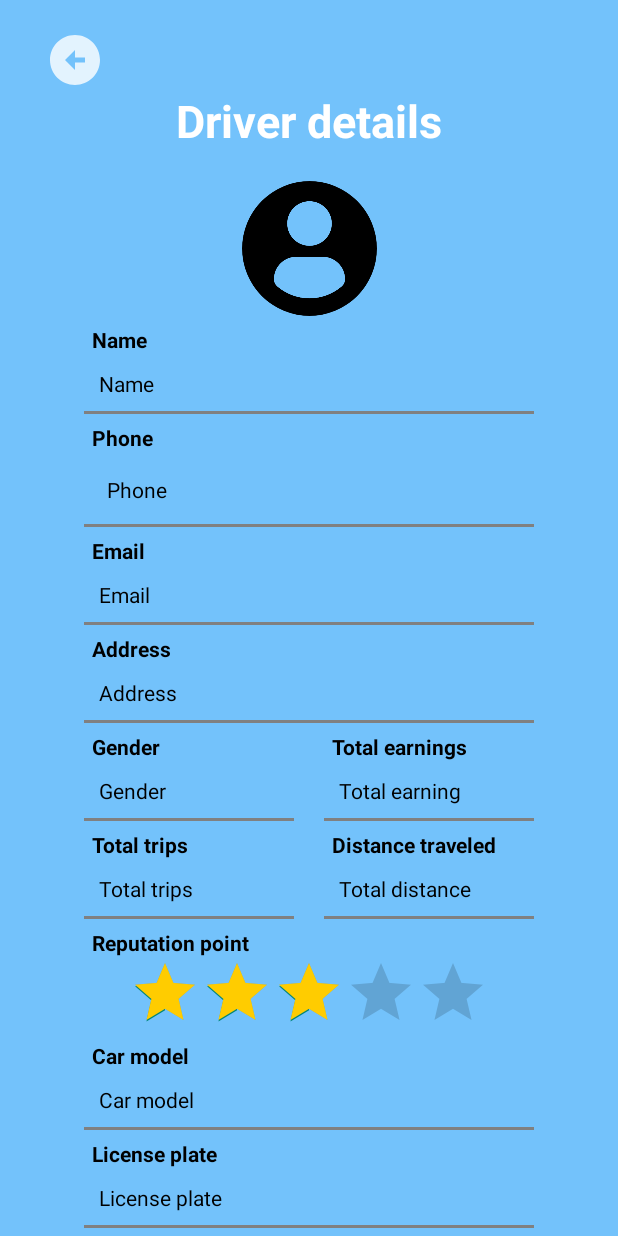
After one commit to PhucTranS3924715/COSC2657-Assignment3, an Android app: the ViewDriverDetailActivity screen opened directly, with no data from a screen before it, on a phone screen of 412 x 824 dp. The commit adds this screen. Run offline under Robolectric (Android 15) with nearby library versions, the phone set to English and light mode, and no system bars; 11 statements that could not run were skipped.

Commit message:
Implement view customers and drivers details for Admin

```diff
--- a/app/src/main/java/com/example/assignment3/MessageActivity.java
+++ b/app/src/main/java/com/example/assignment3/MessageActivity.java
@@ -65,7 +65,7 @@ public class MessageActivity extends AppCompatActivity {
 
         // Set name and picture for other user currently chatting with
         userName.setText(receiverUser.getName());
-        // TODO: Set user's picture
+        // TODO: Set user's profile picture
 
         // Implement on send message button
         binding.layoutSend.setOnClickListener(v -> {
--- /dev/null
+++ b/app/src/main/java/com/example/assignment3/ViewDriverDetailActivity.java
@@ -0,0 +1,54 @@
+package com.example.assignment3;
+
+import android.os.Bundle;
+import android.widget.ImageView;
+import android.widget.RatingBar;
+import android.widget.TextView;
+
+import androidx.appcompat.app.AppCompatActivity;
+
+import com.example.assignment3.databinding.ActivityViewDriverDetailBinding;
+import com.google.android.material.imageview.ShapeableImageView;
+
+public class ViewDriverDetailActivity extends AppCompatActivity {
+    private ActivityViewDriverDetailBinding binding;
+
+    @Override
+    protected void onCreate(Bundle savedInstanceState) {
+        super.onCreate(savedInstanceState);
+        binding = ActivityViewDriverDetailBinding.inflate(getLayoutInflater());
+        setContentView(binding.getRoot());
+
+        Driver driver = (Driver) getIntent().getSerializableExtra("driver");
+
+        ShapeableImageView profilePicture = binding.driverProfilePicture;
+        TextView nameText = binding.nameText;
+        TextView phoneText = binding.phoneText;
+        TextView emailText = binding.emailText;
+        TextView addressText = binding.addressText;
+        TextView gender = binding.genderText;
+        TextView totalEarningText = binding.earningText;
+        TextView totalTripText = binding.totalTripText;
+        TextView totalDistanceText = binding.totalDistanceText;
+        RatingBar reputationPoint = binding.reputationPoint;
+        TextView carModelText = binding.carModelText;
+        TextView licensePlate = binding.licensePlateText;
+
+        assert driver != null;
+        // TODO: Set driver profile picture
+        nameText.setText(driver.getName());
+        phoneText.setText(driver.getPhone());
+        emailText.setText(driver.getEmail());
+        addressText.setText(driver.getAddress());
+        gender.setText(driver.getGender());
+        totalEarningText.setText(String.valueOf(driver.getEarning()));
+        totalTripText.setText(String.valueOf(driver.getTotalTrips()));
+        totalDistanceText.setText(String.valueOf(driver.getTotalDistance()));
+        reputationPoint.setRating((float) driver.getReputationPoint());
+        carModelText.setText(driver.getOwnedCar().getModel());
+        licensePlate.setText(driver.getOwnedCar().getLicensePlate());
+
+        ImageView backButton = binding.backButton;
+        backButton.setOnClickListener(v -> finish());
+    }
+}
--- /dev/null
+++ b/app/src/main/res/drawable/custom_text_view.xml
@@ -0,0 +1,13 @@
+<?xml version="1.0" encoding="utf-8"?>
+<layer-list xmlns:android="http://schemas.android.com/apk/res/android">
+    <item>
+        <shape android:shape="rectangle">
+            <solid android:color="@color/blue"/>
+        </shape>
+    </item>
+    <item android:top="-3dp" android:left="-3dp" android:right="-3dp">
+        <shape android:shape="rectangle">
+            <stroke android:width="2dp" android:color="@color/gray"/>
+        </shape>
+    </item>
+</layer-list>
--- /dev/null
+++ b/app/src/main/res/layout/activity_view_driver_detail.xml
@@ -0,0 +1,297 @@
+<?xml version="1.0" encoding="utf-8"?>
+<ScrollView xmlns:android="http://schemas.android.com/apk/res/android"
+    xmlns:app="http://schemas.android.com/apk/res-auto"
+    xmlns:tools="http://schemas.android.com/tools"
+    android:layout_width="match_parent"
+    android:layout_height="match_parent"
+    android:background="@color/blue"
+    tools:context=".ViewDriverDetailActivity">
+
+    <androidx.constraintlayout.widget.ConstraintLayout
+        android:layout_width="match_parent"
+        android:layout_height="wrap_content">
+
+        <ImageView
+            android:id="@+id/backButton"
+            android:layout_width="40dp"
+            android:layout_height="40dp"
+            android:layout_marginStart="30dp"
+            android:layout_marginTop="20dp"
+            app:layout_constraintStart_toStartOf="parent"
+            app:layout_constraintTop_toTopOf="parent"
+            app:srcCompat="@drawable/back_icon" />
+
+        <TextView
+            android:id="@+id/driverDetailText"
+            android:layout_width="wrap_content"
+            android:layout_height="wrap_content"
+            android:layout_marginTop="60dp"
+            android:text="Driver details"
+            android:textColor="@color/white"
+            android:textSize="30sp"
+            android:textStyle="bold"
+            app:layout_constraintEnd_toEndOf="parent"
+            app:layout_constraintStart_toStartOf="parent"
+            app:layout_constraintTop_toTopOf="parent" />
+
+        <com.google.android.material.imageview.ShapeableImageView
+            android:id="@+id/driverProfilePicture"
+            android:layout_width="90dp"
+            android:layout_height="90dp"
+            android:layout_marginTop="20dp"
+            app:srcCompat="@drawable/profile_icon"
+            app:layout_constraintEnd_toEndOf="parent"
+            app:layout_constraintStart_toStartOf="parent"
+            app:layout_constraintTop_toBottomOf="@id/driverDetailText"
+            app:shapeAppearanceOverlay="@style/roundedImageViewRounded"/>
+
+        <TextView
+            android:layout_width="wrap_content"
+            android:layout_height="wrap_content"
+            android:layout_marginStart="5dp"
+            android:text="Name"
+            android:textColor="@color/black"
+            android:textStyle="bold"
+            app:layout_constraintBottom_toTopOf="@id/nameText"
+            app:layout_constraintStart_toStartOf="@id/nameText"/>
+
+        <TextView
+            android:id="@+id/nameText"
+            android:layout_width="300dp"
+            android:layout_height="40dp"
+            android:layout_marginTop="25dp"
+            android:background="@drawable/custom_text_view"
+            android:text="Name"
+            android:textColor="@color/black"
+            android:padding="10dp"
+            app:layout_constraintEnd_toEndOf="parent"
+            app:layout_constraintStart_toStartOf="parent"
+            app:layout_constraintTop_toBottomOf="@id/driverProfilePicture" />
+
+        <TextView
+            android:layout_width="wrap_content"
+            android:layout_height="wrap_content"
+            android:layout_marginStart="5dp"
+            android:text="Phone"
+            android:textColor="@color/black"
+            android:textStyle="bold"
+            app:layout_constraintBottom_toTopOf="@id/phoneText"
+            app:layout_constraintStart_toStartOf="@id/phoneText"/>
+
+        <TextView
+            android:id="@+id/phoneText"
+            android:layout_width="300dp"
+            android:layout_height="50dp"
+            android:layout_marginTop="25dp"
+            android:background="@drawable/custom_text_view"
+            android:text="Phone"
+            android:textColor="@color/black"
+            android:padding="15dp"
+            app:layout_constraintEnd_toEndOf="parent"
+            app:layout_constraintStart_toStartOf="parent"
+            app:layout_constraintTop_toBottomOf="@+id/nameText" />
+
+        <TextView
+            android:layout_width="wrap_content"
+            android:layout_height="wrap_content"
+            android:layout_marginStart="5dp"
+            android:text="Email"
+            android:textColor="@color/black"
+            android:textStyle="bold"
+            app:layout_constraintBottom_toTopOf="@id/emailText"
+            app:layout_constraintStart_toStartOf="@id/emailText"/>
+
+        <TextView
+            android:id="@+id/emailText"
+            android:layout_width="300dp"
+            android:layout_height="40dp"
+            android:layout_marginTop="25dp"
+            android:background="@drawable/custom_text_view"
+            android:padding="10dp"
+            android:text="Email"
+            android:textColor="@color/black"
+            app:layout_constraintEnd_toEndOf="parent"
+            app:layout_constraintStart_toStartOf="parent"
+            app:layout_constraintTop_toBottomOf="@+id/phoneText" />
+
+        <TextView
+            android:layout_width="wrap_content"
+            android:layout_height="wrap_content"
+            android:layout_marginStart="5dp"
+            android:text="Address"
+            android:textColor="@color/black"
+            android:textStyle="bold"
+            app:layout_constraintBottom_toTopOf="@id/addressText"
+            app:layout_constraintStart_toStartOf="@id/addressText"/>
+
+        <TextView
+            android:id="@+id/addressText"
+            android:layout_width="300dp"
+            android:layout_height="40dp"
+            android:layout_marginTop="25dp"
+            android:background="@drawable/custom_text_view"
+            android:padding="10dp"
+            android:text="Address"
+            android:textColor="@color/black"
+            app:layout_constraintEnd_toEndOf="parent"
+            app:layout_constraintStart_toStartOf="parent"
+            app:layout_constraintTop_toBottomOf="@+id/emailText" />
+
+        <TextView
+            android:layout_width="wrap_content"
+            android:layout_height="wrap_content"
+            android:layout_marginStart="5dp"
+            android:text="Gender"
+            android:textColor="@color/black"
+            android:textStyle="bold"
+            app:layout_constraintBottom_toTopOf="@id/genderText"
+            app:layout_constraintStart_toStartOf="@id/genderText"/>
+
+        <TextView
+            android:id="@+id/genderText"
+            android:layout_width="140dp"
+            android:layout_height="40dp"
+            android:layout_marginTop="25dp"
+            android:background="@drawable/custom_text_view"
+            android:padding="10dp"
+            android:text="Gender"
+            android:textColor="@color/black"
+            app:layout_constraintStart_toStartOf="@+id/addressText"
+            app:layout_constraintTop_toBottomOf="@+id/addressText" />
+
+        <TextView
+            android:layout_width="wrap_content"
+            android:layout_height="wrap_content"
+            android:layout_marginStart="5dp"
+            android:text="Total earnings"
+            android:textColor="@color/black"
+            android:textStyle="bold"
+            app:layout_constraintBottom_toTopOf="@id/earningText"
+            app:layout_constraintStart_toStartOf="@id/earningText"/>
+
+        <TextView
+            android:id="@+id/earningText"
+            android:layout_width="140dp"
+            android:layout_height="40dp"
+            android:layout_marginTop="25dp"
+            android:background="@drawable/custom_text_view"
+            android:padding="10dp"
+            android:text="Total earning"
+            android:textColor="@color/black"
+            app:layout_constraintEnd_toEndOf="@+id/addressText"
+            app:layout_constraintTop_toBottomOf="@+id/addressText" />
+
+        <TextView
+            android:layout_width="wrap_content"
+            android:layout_height="wrap_content"
+            android:layout_marginStart="5dp"
+            android:text="Total trips"
+            android:textColor="@color/black"
+            android:textStyle="bold"
+            app:layout_constraintBottom_toTopOf="@id/totalTripText"
+            app:layout_constraintStart_toStartOf="@id/totalTripText"/>
+
+        <TextView
+            android:id="@+id/totalTripText"
+            android:layout_width="140dp"
+            android:layout_height="40dp"
+            android:layout_marginTop="25dp"
+            android:background="@drawable/custom_text_view"
+            android:padding="10dp"
+            android:text="Total trips"
+            android:textColor="@color/black"
+            app:layout_constraintStart_toStartOf="@+id/genderText"
+            app:layout_constraintTop_toBottomOf="@+id/genderText" />
+
+        <TextView
+            android:layout_width="wrap_content"
+            android:layout_height="wrap_content"
+            android:layout_marginStart="5dp"
+            android:text="Distance traveled"
+            android:textColor="@color/black"
+            android:textStyle="bold"
+            app:layout_constraintBottom_toTopOf="@id/totalDistanceText"
+            app:layout_constraintStart_toStartOf="@id/totalDistanceText"/>
+
+        <TextView
+            android:id="@+id/totalDistanceText"
+            android:layout_width="140dp"
+            android:layout_height="40dp"
+            android:layout_marginTop="25dp"
+            android:background="@drawable/custom_text_view"
+            android:padding="10dp"
+            android:text="Total distance"
+            android:textColor="@color/black"
+            app:layout_constraintEnd_toEndOf="@+id/earningText"
+            app:layout_constraintTop_toBottomOf="@+id/earningText" />
+
+        <TextView
+            android:layout_width="wrap_content"
+            android:layout_height="wrap_content"
+            android:layout_marginStart="5dp"
+            android:text="Reputation point"
+            android:textColor="@color/black"
+            android:textStyle="bold"
+            app:layout_constraintBottom_toTopOf="@id/reputationPoint"
+            app:layout_constraintStart_toStartOf="@id/totalTripText"/>
+
+        <RatingBar
+            android:id="@+id/reputationPoint"
+            android:layout_width="wrap_content"
+            android:layout_height="50dp"
+            android:layout_marginTop="25dp"
+            android:numStars="5"
+            android:rating="3.0"
+            android:stepSize="0.1"
+            android:progressTint="@color/yellow"
+            app:layout_constraintEnd_toEndOf="parent"
+            app:layout_constraintStart_toStartOf="parent"
+            app:layout_constraintTop_toBottomOf="@id/totalTripText" />
+
+        <TextView
+            android:layout_width="wrap_content"
+            android:layout_height="wrap_content"
+            android:layout_marginStart="5dp"
+            android:text="Car model"
+            android:textColor="@color/black"
+            android:textStyle="bold"
+            app:layout_constraintBottom_toTopOf="@id/carModelText"
+            app:layout_constraintStart_toStartOf="@id/carModelText"/>
+
+        <TextView
+            android:id="@+id/carModelText"
+            android:layout_width="300dp"
+            android:layout_height="40dp"
+            android:layout_marginTop="25dp"
+            android:background="@drawable/custom_text_view"
+            android:text="Car model"
+            android:textColor="@color/black"
+            android:padding="10dp"
+            app:layout_constraintEnd_toEndOf="parent"
+            app:layout_constraintStart_toStartOf="parent"
+            app:layout_constraintTop_toBottomOf="@id/reputationPoint" />
+
+        <TextView
+            android:layout_width="wrap_content"
+            android:layout_height="wrap_content"
+            android:layout_marginStart="5dp"
+            android:text="License plate"
+            android:textColor="@color/black"
+            android:textStyle="bold"
+            app:layout_constraintBottom_toTopOf="@id/licensePlateText"
+            app:layout_constraintStart_toStartOf="@id/licensePlateText"/>
+
+        <TextView
+            android:id="@+id/licensePlateText"
+            android:layout_width="300dp"
+            android:layout_height="40dp"
+            android:layout_marginTop="25dp"
+            android:background="@drawable/custom_text_view"
+            android:text="License plate"
+            android:textColor="@color/black"
+            android:padding="10dp"
+            app:layout_constraintEnd_toEndOf="parent"
+            app:layout_constraintStart_toStartOf="parent"
+            app:layout_constraintTop_toBottomOf="@id/carModelText" />
+    </androidx.constraintlayout.widget.ConstraintLayout>
+</ScrollView>
```
Also changed, not shown: app/src/main/AndroidManifest.xml (+7 -2 lines), app/src/main/java/com/example/assignment3/ViewCustomerDetailActivity.java (added, +43 -0 lines), app/src/main/res/layout/activity_view_customer_detail.xml (added, +180 -0 lines).
